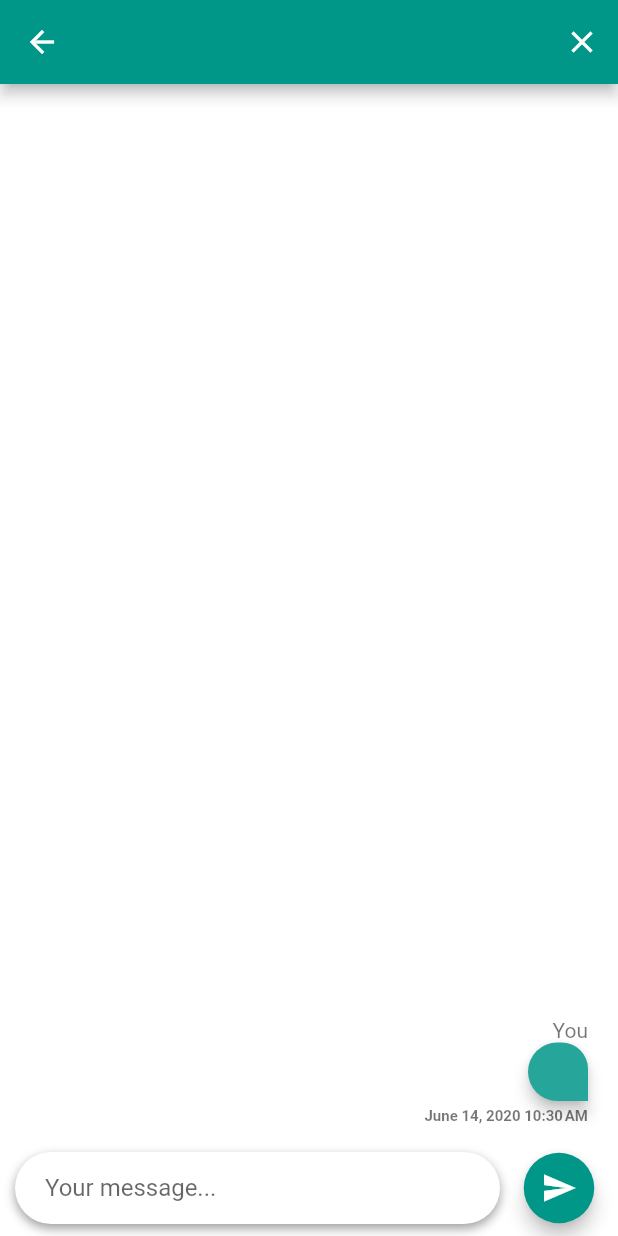
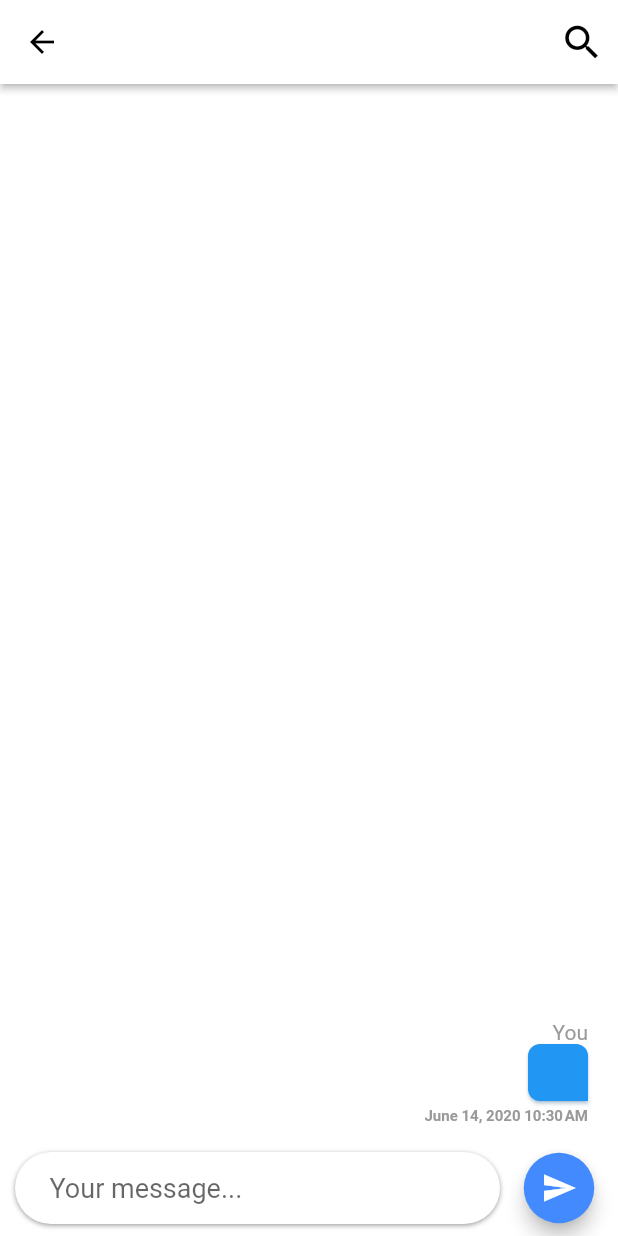
Before and after one commit to Prakash5bisht/TextMe-Chat-App-Flutter, a Flutter app: the ChatScreen screen opened by its route, after a tap on the "send" icon, on a phone screen of 412 x 824 dp. Run offline on Flutter 3.47's test engine with Material 2 defaults, Android fonts, the phone set to English and light mode, and no system bars; our stand-ins replace cloud_firestore, firebase_auth; accounts and stored records are empty.

Commit message:
*changed styling of chat screen

```diff
--- a/lib/constants.dart
+++ b/lib/constants.dart
@@ -7,7 +7,7 @@ const kSendButtonTextStyle = TextStyle(
 );
 
 const kMessageTextFieldDecoration = InputDecoration(
-  contentPadding: EdgeInsets.symmetric(vertical: 2.0, horizontal: 20.0),
+  contentPadding: EdgeInsets.symmetric(vertical: 2.0, horizontal: 23.0),
   hintText: 'Your message...',
   border: InputBorder.none,
 );
--- a/lib/screens/chat_screen.dart
+++ b/lib/screens/chat_screen.dart
@@ -1,6 +1,7 @@
 import 'package:firebase_auth/firebase_auth.dart';
 import 'package:flutter/cupertino.dart';
 import 'package:flutter/material.dart';
+import 'package:flutter/services.dart';
 import 'package:test_app/constants.dart';
 import 'package:cloud_firestore/cloud_firestore.dart';
 import 'package:test_app/services/date_and_time.dart';
@@ -42,17 +43,22 @@ class _ChatScreenState extends State<ChatScreen> {
     return Scaffold(
       backgroundColor: Colors.white,
       appBar: AppBar(
-        leading: null,
+        elevation: 2.0,
+        iconTheme: IconThemeData(
+          color: Colors.black,
+        ),
         actions: <Widget>[
           IconButton(
-              icon: Icon(Icons.close),
+              icon: Icon(Icons.search),
+              color: Colors.black,
+              iconSize: 30.0,
               onPressed: () {
                 _auth.signOut();
                 Navigator.pop(context);
               }),
         ],
         // title: Text('⚡️Chat'),
-        backgroundColor: Colors.teal,
+        backgroundColor: Colors.white,
       ),
       body: SafeArea(
         child: Column(
@@ -76,14 +82,15 @@ class _ChatScreenState extends State<ChatScreen> {
                             borderRadius: BorderRadius.circular(35.0),
                             boxShadow: [
                               BoxShadow(
-                                offset: Offset(0, 3),
-                                blurRadius: 5,
+                                offset: Offset(0, 1),
+                                blurRadius: 2,
                                 color: Colors.grey,
                               )
                             ]
                         ),
                         child: TextField(
                           controller: textController,
+                          style: TextStyle(fontSize: 18.0),
                           onChanged: (value) {
                             textMessage = value;
                           },
@@ -100,7 +107,7 @@ class _ChatScreenState extends State<ChatScreen> {
                       child: MaterialButton(
                           height: 47.0,
                           shape: CircleBorder(),
-                          color: Colors.teal,
+                          color: Colors.blueAccent,
                           elevation: 5,
                           onPressed: () {
                             textController.clear();
@@ -109,6 +116,7 @@ class _ChatScreenState extends State<ChatScreen> {
                               'sender': loggedInUser.email,
                               'timestamp': new DateTime.now().toUtc(),
                             });
+                            textMessage = '';
                           },
                           child: Icon(
                             Icons.send,
@@ -136,7 +144,7 @@ class ChatBuilder extends StatelessWidget {
         if (!snapshot.hasData) {
           return Center(
             child: CircularProgressIndicator(
-              backgroundColor: Colors.green,
+              backgroundColor: Colors.blueAccent,
             ),
           );
         }
@@ -186,25 +194,29 @@ class MessageBubble extends StatelessWidget {
             Text(
               isMe ? 'You' : sender,
               style: TextStyle(
-                color: Colors.black54,
+                color: Color(0xff999999),
               ),
             ),
             Material(
-              elevation: 4.0,
+              elevation: 1.0,
+              borderOnForeground: true,
+              color: isMe ? Colors.blue[500] : Color(0xfff5f6f9),
+              shadowColor: isMe ? Colors.blue[200] : Colors.grey[100],
               borderRadius: BorderRadius.only(
-                topLeft: isMe ? Radius.circular(20.0) : Radius.circular(0.0),
-                topRight: Radius.circular(18.0),
-                bottomLeft: Radius.circular(20.0),
-                bottomRight: isMe ? Radius.circular(0.0) : Radius.circular(18.0),
+                topLeft: isMe ? Radius.circular(8.0) : Radius.circular(0.0),
+                topRight: Radius.circular(8.0),
+                bottomLeft: Radius.circular(8.0),
+                bottomRight: isMe ? Radius.circular(0.0) : Radius.circular(8.0),
               ),
-              color: isMe ? Colors.teal[400] : Colors.white,
+
               child: Padding(
                 padding: EdgeInsets.symmetric(vertical: 10.0, horizontal: 20.0),
                 child: Text(
                   text,
                   style: TextStyle(
-                    fontSize: 16.0,
-                    color: isMe ? Colors.white : Color(0xff4d4d4d),
+                    fontSize: 15.0,
+                    fontWeight: FontWeight.w500,
+                    color: isMe ? Colors.white : Color(0xff474563),
                   ),
                 ),
               ),
@@ -213,7 +225,7 @@ class MessageBubble extends StatelessWidget {
             Text(
               DateAndTime().getDateAndTime(time),
               style: TextStyle(
-                  color: Colors.black54,
+                  color: Color(0xff999999),
                   fontWeight: FontWeight.w700,
                   fontSize: 10.0
               ),
@@ -222,4 +234,3 @@ class MessageBubble extends StatelessWidget {
     );
   }
 }
-// 03:61:EE:AC:D5:A6:28:7F:D0:EA:8C:B2:23:65:59:0A:4A:26:D1:A9
--- a/pubspec.yaml
+++ b/pubspec.yaml
@@ -20,7 +20,7 @@ dependencies:
   flutter:
     sdk: flutter
 
-  firebase_core: ^0.4.0+9
+  firebase_core: 0.4.0+9
   firebase_analytics: ^5.0.2
   firebase_auth: ^0.14.0+5
   cloud_firestore: ^0.12.9+5
```
Also changed, not shown: pubspec.lock.
